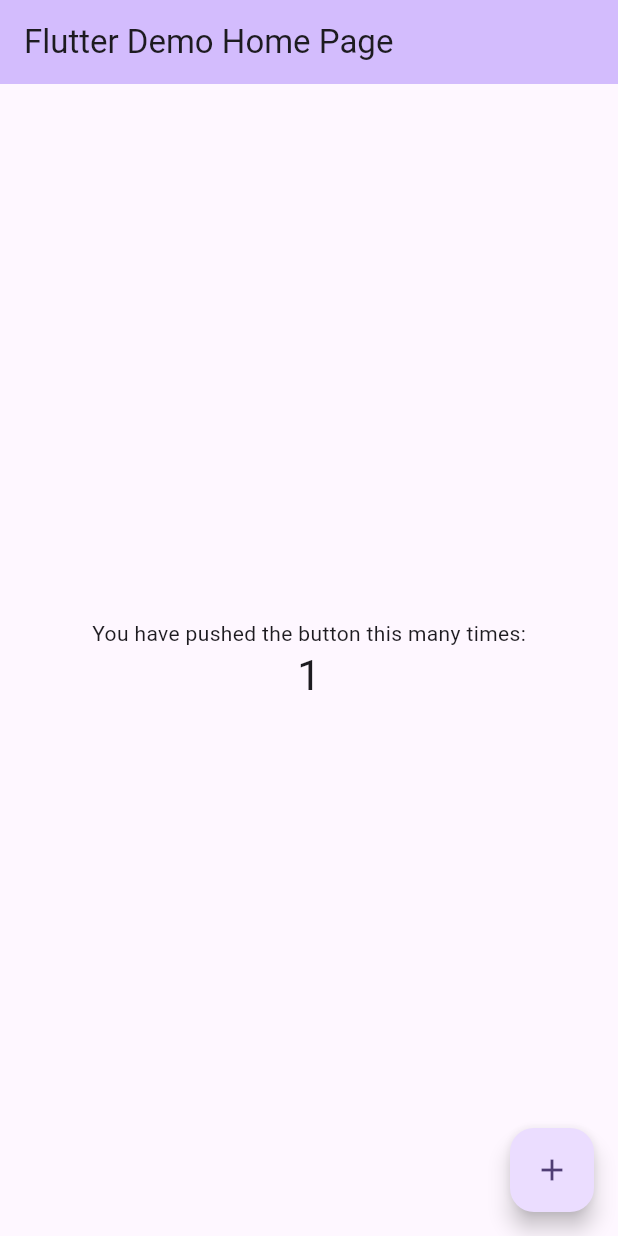
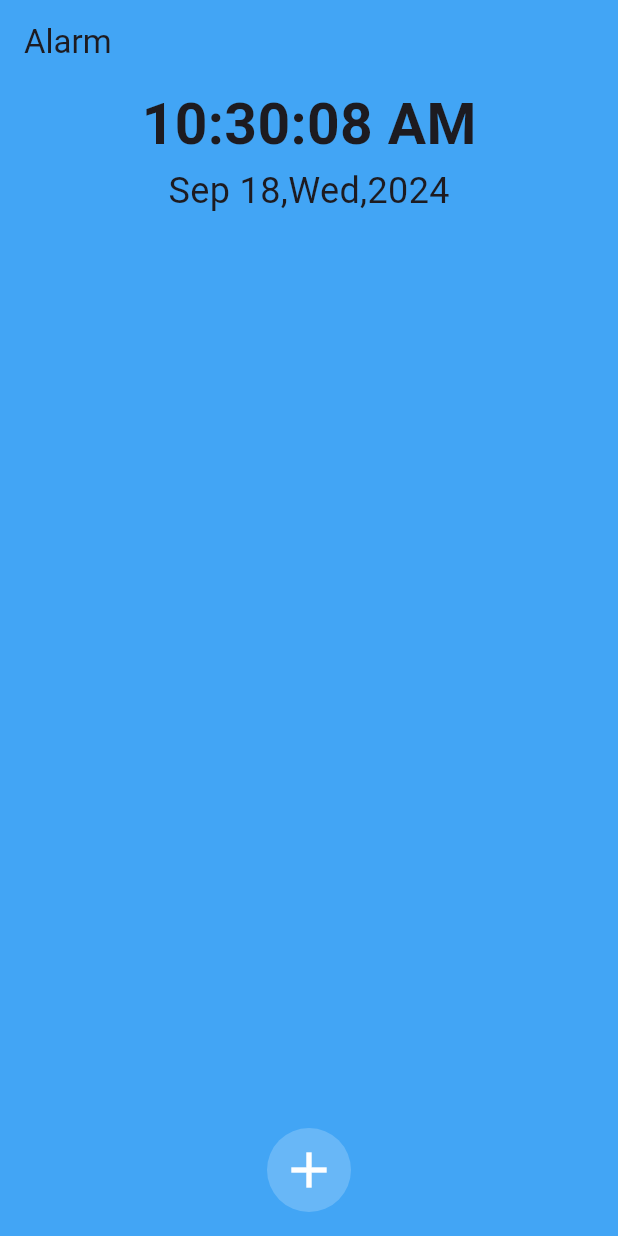
Before and after one commit to sooriyaravi/CODSOFT, a Flutter app: the screen it shows after launch, after a tap on the "add" icon, on a phone screen of 412 x 824 dp. Run offline on Flutter 3.47's test engine with Material 3 defaults, Android fonts, the phone set to English and light mode, and no system bars; our stand-ins replace google_fonts.

Commit message:
created alarmpage

```diff
--- /dev/null
+++ b/alarmapp/lib/alarmpage.dart
@@ -0,0 +1,64 @@
+import 'package:flutter/material.dart';
+import 'package:google_fonts/google_fonts.dart';
+import 'dart:async';
+import 'package:intl/intl.dart';
+
+class Alarmpage extends StatefulWidget {
+  const Alarmpage({super.key});
+
+  @override
+  State<Alarmpage> createState() => _AlarmpageState();
+}
+
+class _AlarmpageState extends State<Alarmpage> {
+  String currentTime = '';
+  String currentDate = '';
+  @override
+  void initState() {
+    super.initState();
+    updatetime();
+  }
+
+  void updatetime() {
+    Timer.periodic(Duration(seconds: 1), (Timer timer) {
+      setState(() {
+        DateTime now = DateTime.now();
+        currentTime = DateFormat('hh:mm:ss a').format(now);
+        currentDate = DateFormat('MMM d,EEE,yyyy').format(now);
+      });
+    });
+  }
+
+  @override
+  Widget build(BuildContext context) {
+    return  Scaffold(
+      appBar: AppBar(
+        title: Text('Alarm'),
+        backgroundColor: Colors.blue.shade400,
+      ),
+      backgroundColor: Colors.blue.shade400,
+      body: Center(
+        child: Column(
+          children: [
+            Text(
+              currentTime,style: TextStyle(fontSize: 38,fontWeight: FontWeight.bold),
+            ),
+            Text(
+              currentDate,style:  GoogleFonts.museoModerno(fontSize: 24),
+            )
+          ],
+        ),
+      ),
+      floatingActionButton:FloatingActionButton(
+        onPressed: (){},
+        backgroundColor: Colors.white.withOpacity(0.2),
+        child: Icon(Icons.add,size:40,color: Colors.white,),
+        elevation: 0,
+        shape: CircleBorder(),
+        ),
+        floatingActionButtonLocation: FloatingActionButtonLocation.centerFloat,
+
+    );
+
+  }
+}
--- a/alarmapp/lib/main.dart
+++ b/alarmapp/lib/main.dart
@@ -1,3 +1,4 @@
+import 'package:alarmapp/alarmpage.dart';
 import 'package:flutter/material.dart';
 
 void main() {
@@ -11,60 +12,8 @@ class MyApp extends StatelessWidget {
   @override
   Widget build(BuildContext context) {
     return MaterialApp(
-      title: 'Flutter Demo',
-      theme: ThemeData(
-        colorScheme: ColorScheme.fromSeed(seedColor: Colors.deepPurple),
-        useMaterial3: true,
-      ),
-      home: const MyHomePage(title: 'Flutter Demo Home Page'),
+     debugShowCheckedModeBanner: false,
+      home: Alarmpage(),
     );
   }
 }
-
-class MyHomePage extends StatefulWidget {
-  const MyHomePage({super.key, required this.title});
-
-  final String title;
-
-  @override
-  State<MyHomePage> createState() => _MyHomePageState();
-}
-
-class _MyHomePageState extends State<MyHomePage> {
-  int _counter = 0;
-
-  void _incrementCounter() {
-    setState(() {
-      _counter++;
-    });
-  }
-
-  @override
-  Widget build(BuildContext context) {
-    return Scaffold(
-      appBar: AppBar(
-        backgroundColor: Theme.of(context).colorScheme.inversePrimary,
-        title: Text(widget.title),
-      ),
-      body: Center(
-        child: Column(
-          mainAxisAlignment: MainAxisAlignment.center,
-          children: <Widget>[
-            const Text(
-              'You have pushed the button this many times:',
-            ),
-            Text(
-              '$_counter',
-              style: Theme.of(context).textTheme.headlineMedium,
-            ),
-          ],
-        ),
-      ),
-      floatingActionButton: FloatingActionButton(
-        onPressed: _incrementCounter,
-        tooltip: 'Increment',
-        child: const Icon(Icons.add),
-      ),
-    );
-  }
-}
```
Also changed, not shown: alarmapp/pubspec.yaml (+11 -65 lines), alarmapp/pubspec.lock, 1 other file.
